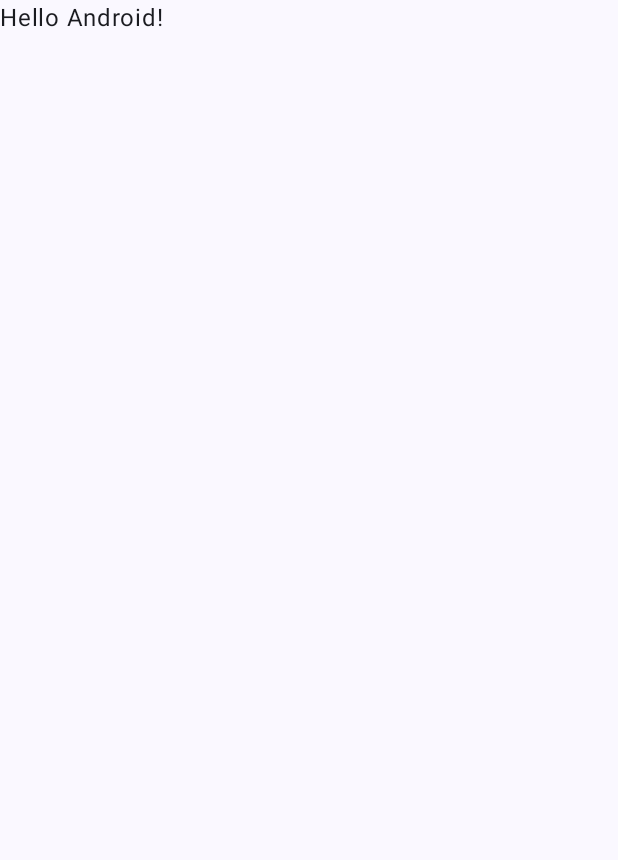
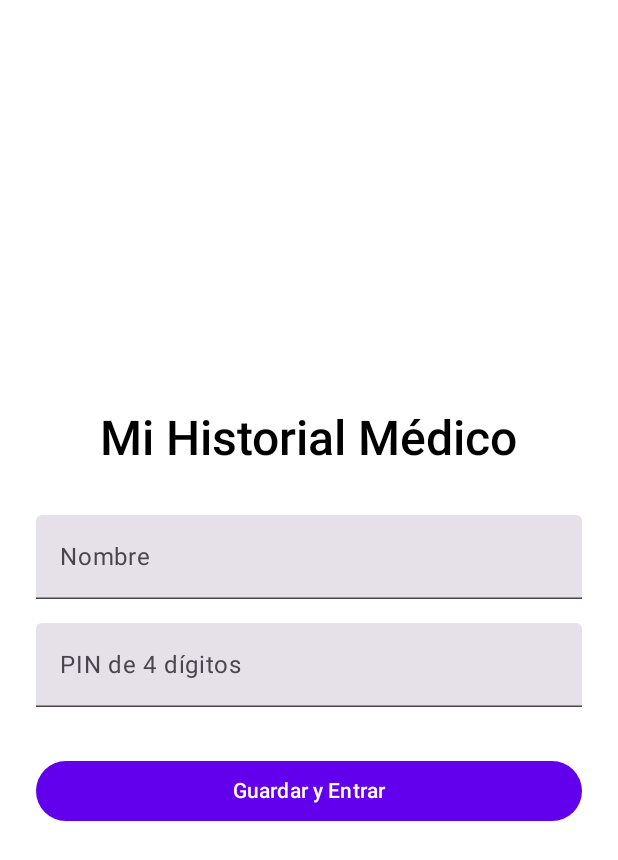
Before and after one commit to Maginan0132/HistorialMedico, an Android app built with Jetpack Compose: the screen it shows after launch (MainActivity), on a phone screen of 412 x 824 dp. Before the commit the part shown is almost empty. Shown: the top 860 px of the screen. Run offline under Robolectric (Android 15) with nearby library versions, the phone set to English and light mode, and no system bars.

Commit message:
Commit inicial con las pantallas, funcionalidad básica + animación

```diff
--- a/app/src/main/java/com/unie/historialMedico/MainActivity.kt
+++ b/app/src/main/java/com/unie/historialMedico/MainActivity.kt
@@ -7,10 +7,8 @@ import androidx.activity.enableEdgeToEdge
 import androidx.compose.foundation.layout.fillMaxSize
 import androidx.compose.foundation.layout.padding
 import androidx.compose.material3.Scaffold
-import androidx.compose.material3.Text
-import androidx.compose.runtime.Composable
 import androidx.compose.ui.Modifier
-import androidx.compose.ui.tooling.preview.Preview
+import com.unie.historialMedico.ui.navigation.AppNavigation
 import com.unie.historialMedico.ui.theme.MyApplicationTheme
 
 class MainActivity : ComponentActivity() {
@@ -20,28 +18,9 @@ class MainActivity : ComponentActivity() {
         setContent {
             MyApplicationTheme {
                 Scaffold(modifier = Modifier.fillMaxSize()) { innerPadding ->
-                    Greeting(
-                        name = "Android",
-                        modifier = Modifier.padding(innerPadding)
-                    )
+                    AppNavigation(modifier = Modifier.padding(innerPadding))
                 }
             }
         }
     }
 }
-
-@Composable
-fun Greeting(name: String, modifier: Modifier = Modifier) {
-    Text(
-        text = "Hello $name!",
-        modifier = modifier
-    )
-}
-
-@Preview(showBackground = true)
-@Composable
-fun GreetingPreview() {
-    MyApplicationTheme {
-        Greeting("Android")
-    }
-}
--- /dev/null
+++ b/app/src/main/java/com/unie/historialMedico/ui/navigation/AppNavigation.kt
@@ -0,0 +1,54 @@
+package com.unie.historialMedico.ui.navigation
+
+import androidx.compose.animation.ExperimentalSharedTransitionApi
+import androidx.compose.animation.SharedTransitionLayout
+import androidx.compose.runtime.Composable
+import androidx.compose.ui.Modifier
+import androidx.navigation.NavType
+import androidx.navigation.compose.NavHost
+import androidx.navigation.compose.composable
+import androidx.navigation.compose.rememberNavController
+import androidx.navigation.navArgument
+import com.unie.historialMedico.ui.records.MedicalRecordDetailScreen
+import com.unie.historialMedico.ui.records.MedicalRecordsScreen
+import com.unie.historialMedico.ui.welcome.WelcomeScreen
+
+@OptIn(ExperimentalSharedTransitionApi::class)
+@Composable
+fun AppNavigation(modifier: Modifier = Modifier) {
+    val navController = rememberNavController()
+
+    SharedTransitionLayout {
+        NavHost(navController = navController, startDestination = "welcome") {
+            composable("welcome") {
+                WelcomeScreen(
+                    modifier = modifier,
+                    onNavigateToRecords = { navController.navigate("records") }
+                )
+            }
+            composable("records") {
+                this@SharedTransitionLayout.MedicalRecordsScreen(
+                    modifier = modifier,
+                    animatedVisibilityScope = this@composable,
+                    onRecordClick = { record ->
+                        navController.navigate("recordDetail/${record.id}/${record.description}")
+                    }
+                )
+            }
+            composable(
+                route = "recordDetail/{recordId}/{description}",
+                arguments = listOf(
+                    navArgument("recordId") { type = NavType.IntType },
+                    navArgument("description") { type = NavType.StringType }
+                )
+            ) { backStackEntry ->
+                this@SharedTransitionLayout.MedicalRecordDetailScreen(
+                    recordId = backStackEntry.arguments?.getInt("recordId") ?: 0,
+                    description = backStackEntry.arguments?.getString("description") ?: "",
+                    animatedVisibilityScope = this@composable,
+                    onNavigateUp = { navController.navigateUp() }
+                )
+            }
+        }
+    }
+}
--- a/app/src/main/java/com/unie/historialMedico/ui/theme/Color.kt
+++ b/app/src/main/java/com/unie/historialMedico/ui/theme/Color.kt
@@ -2,10 +2,13 @@ package com.unie.historialMedico.ui.theme
 
 import androidx.compose.ui.graphics.Color
 
-val Purple80 = Color(0xFFD0BCFF)
-val PurpleGrey80 = Color(0xFFCCC2DC)
-val Pink80 = Color(0xFFEFB8C8)
-
-val Purple40 = Color(0xFF6650a4)
-val PurpleGrey40 = Color(0xFF625b71)
-val Pink40 = Color(0xFF7D5260)
+val background = Color(0xFFFFFFFF)
+val primary = Color(0xFF6200EE)
+val primaryVariant = Color(0xFF3700B3)
+val secondary = Color(0xFF03DAC6)
+val secondaryVariant = Color(0xFF018786)
+val onPrimary = Color.White
+val onSecondary = Color.Black
+val onBackground = Color.Black
+val onError = Color.White
+val error = Color(0xFFB00020)
--- a/app/src/main/java/com/unie/historialMedico/ui/theme/Theme.kt
+++ b/app/src/main/java/com/unie/historialMedico/ui/theme/Theme.kt
@@ -1,53 +1,49 @@
 package com.unie.historialMedico.ui.theme
 
 import android.app.Activity
-import android.os.Build
 import androidx.compose.foundation.isSystemInDarkTheme
 import androidx.compose.material3.MaterialTheme
-import androidx.compose.material3.darkColorScheme
-import androidx.compose.material3.dynamicDarkColorScheme
-import androidx.compose.material3.dynamicLightColorScheme
 import androidx.compose.material3.lightColorScheme
 import androidx.compose.runtime.Composable
-import androidx.compose.ui.platform.LocalContext
+import androidx.compose.runtime.SideEffect
+import androidx.compose.ui.graphics.toArgb
+import androidx.compose.ui.platform.LocalView
+import androidx.core.view.WindowCompat
 
-private val DarkColorScheme = darkColorScheme(
-    primary = Purple80,
-    secondary = PurpleGrey80,
-    tertiary = Pink80
+private val LightColorScheme = lightColorScheme(
+    primary = primary,
+    primaryContainer = primaryVariant,
+    secondary = secondary,
+    secondaryContainer = secondaryVariant,
+    background = background,
+    surface = background, // Surface color is often the same as background
+    error = error,
+    onPrimary = onPrimary,
+    onSecondary = onSecondary,
+    onBackground = onBackground,
+    onSurface = onBackground,
+    onError = onError
 )
 
-private val LightColorScheme = lightColorScheme(
-    primary = Purple40,
-    secondary = PurpleGrey40,
-    tertiary = Pink40
-
-    /* Other default colors to override
-    background = Color(0xFFFFFBFE),
-    surface = Color(0xFFFFFBFE),
-    onPrimary = Color.White,
-    onSecondary = Color.White,
-    onTertiary = Color.White,
-    onBackground = Color(0xFF1C1B1F),
-    onSurface = Color(0xFF1C1B1F),
-    */
-)
+// In DisneyMotions, there is no specific dark theme, we will use the light one for both.
+// You can define a darkColorScheme later if needed.
+private val DarkColorScheme = LightColorScheme
 
 @Composable
 fun MyApplicationTheme(
     darkTheme: Boolean = isSystemInDarkTheme(),
-    // Dynamic color is available on Android 12+
-    dynamicColor: Boolean = true,
     content: @Composable () -> Unit
 ) {
-    val colorScheme = when {
-        dynamicColor && Build.VERSION.SDK_INT >= Build.VERSION_CODES.S -> {
-            val context = LocalContext.current
-            if (darkTheme) dynamicDarkColorScheme(context) else dynamicLightColorScheme(context)
+    val colorScheme = if (darkTheme) DarkColorScheme else LightColorScheme
+
+    val view = LocalView.current
+    if (!view.isInEditMode) {
+        SideEffect {
+            val window = (view.context as Activity).window
+            window.statusBarColor = colorScheme.primary.toArgb()
+            // The DisneyMotions app has a light status bar text. Let's force it.
+            WindowCompat.getInsetsController(window, view).isAppearanceLightStatusBars = false
         }
-
-        darkTheme -> DarkColorScheme
-        else -> LightColorScheme
     }
 
     MaterialTheme(
--- a/app/src/main/java/com/unie/historialMedico/ui/theme/Type.kt
+++ b/app/src/main/java/com/unie/historialMedico/ui/theme/Type.kt
@@ -8,27 +8,109 @@ import androidx.compose.ui.unit.sp
 
 // Set of Material typography styles to start with
 val Typography = Typography(
+    displayLarge = TextStyle(
+        fontFamily = FontFamily.Default,
+        fontWeight = FontWeight.Bold,
+        fontSize = 57.sp,
+        lineHeight = 64.sp,
+        letterSpacing = (-0.25).sp,
+    ),
+    displayMedium = TextStyle(
+        fontFamily = FontFamily.Default,
+        fontWeight = FontWeight.Bold,
+        fontSize = 45.sp,
+        lineHeight = 52.sp,
+        letterSpacing = 0.sp
+    ),
+    displaySmall = TextStyle(
+        fontFamily = FontFamily.Default,
+        fontWeight = FontWeight.Bold,
+        fontSize = 36.sp,
+        lineHeight = 44.sp,
+        letterSpacing = 0.sp
+    ),
+    headlineLarge = TextStyle(
+        fontFamily = FontFamily.Default,
+        fontWeight = FontWeight.SemiBold,
+        fontSize = 32.sp,
+        lineHeight = 40.sp,
+        letterSpacing = 0.sp
+    ),
+    headlineMedium = TextStyle(
+        fontFamily = FontFamily.Default,
+        fontWeight = FontWeight.SemiBold,
+        fontSize = 28.sp,
+        lineHeight = 36.sp,
+        letterSpacing = 0.sp
+    ),
+    headlineSmall = TextStyle(
+        fontFamily = FontFamily.Default,
+        fontWeight = FontWeight.SemiBold,
+        fontSize = 24.sp,
+        lineHeight = 32.sp,
+        letterSpacing = 0.sp
+    ),
+    titleLarge = TextStyle(
+        fontFamily = FontFamily.Default,
+        fontWeight = FontWeight.SemiBold,
+        fontSize = 22.sp,
+        lineHeight = 28.sp,
+        letterSpacing = 0.sp
+    ),
+    titleMedium = TextStyle(
+        fontFamily = FontFamily.Default,
+        fontWeight = FontWeight.SemiBold,
+        fontSize = 16.sp,
+        lineHeight = 24.sp,
+        letterSpacing = 0.15.sp
+    ),
+    titleSmall = TextStyle(
+        fontFamily = FontFamily.Default,
+        fontWeight = FontWeight.Bold,
+        fontSize = 14.sp,
+        lineHeight = 20.sp,
+        letterSpacing = 0.1.sp
+    ),
     bodyLarge = TextStyle(
         fontFamily = FontFamily.Default,
         fontWeight = FontWeight.Normal,
         fontSize = 16.sp,
         lineHeight = 24.sp,
         letterSpacing = 0.5.sp
-    )
-    /* Other default text styles to override
-    titleLarge = TextStyle(
+    ),
+    bodyMedium = TextStyle(
         fontFamily = FontFamily.Default,
         fontWeight = FontWeight.Normal,
-        fontSize = 22.sp,
-        lineHeight = 28.sp,
-        letterSpacing = 0.sp
+        fontSize = 14.sp,
+        lineHeight = 20.sp,
+        letterSpacing = 0.25.sp
+    ),
+    bodySmall = TextStyle(
+        fontFamily = FontFamily.Default,
+        fontWeight = FontWeight.Normal,
+        fontSize = 12.sp,
+        lineHeight = 16.sp,
+        letterSpacing = 0.4.sp
+    ),
+    labelLarge = TextStyle(
+        fontFamily = FontFamily.Default,
+        fontWeight = FontWeight.SemiBold,
+        fontSize = 14.sp,
+        lineHeight = 20.sp,
+        letterSpacing = 0.1.sp
+    ),
+    labelMedium = TextStyle(
+        fontFamily = FontFamily.Default,
+        fontWeight = FontWeight.SemiBold,
+        fontSize = 12.sp,
+        lineHeight = 16.sp,
+        letterSpacing = 0.5.sp
     ),
     labelSmall = TextStyle(
         fontFamily = FontFamily.Default,
-        fontWeight = FontWeight.Medium,
+        fontWeight = FontWeight.SemiBold,
         fontSize = 11.sp,
         lineHeight = 16.sp,
         letterSpacing = 0.5.sp
     )
-    */
 )
--- /dev/null
+++ b/app/src/main/java/com/unie/historialMedico/ui/welcome/WelcomeScreen.kt
@@ -0,0 +1,100 @@
+package com.unie.historialMedico.ui.welcome
+
+import androidx.compose.foundation.layout.Arrangement
+import androidx.compose.foundation.layout.Column
+import androidx.compose.foundation.layout.Spacer
+import androidx.compose.foundation.layout.fillMaxSize
+import androidx.compose.foundation.layout.fillMaxWidth
+import androidx.compose.foundation.layout.height
+import androidx.compose.foundation.layout.padding
+import androidx.compose.foundation.text.KeyboardOptions
+import androidx.compose.material3.Button
+import androidx.compose.material3.MaterialTheme
+import androidx.compose.material3.Text
+import androidx.compose.material3.TextField
+import androidx.compose.runtime.Composable
+import androidx.compose.runtime.LaunchedEffect
+import androidx.compose.runtime.getValue
+import androidx.compose.runtime.mutableStateOf
+import androidx.compose.runtime.remember
+import androidx.compose.runtime.setValue
+import androidx.compose.ui.Alignment
+import androidx.compose.ui.Modifier
+import androidx.compose.ui.platform.LocalContext
+import androidx.compose.ui.text.input.KeyboardType
+import androidx.compose.ui.text.input.PasswordVisualTransformation
+import androidx.compose.ui.tooling.preview.Preview
+import androidx.compose.ui.unit.dp
+import androidx.lifecycle.viewmodel.compose.viewModel
+import com.unie.historialMedico.ui.theme.MyApplicationTheme
+
+@Composable
+fun WelcomeScreen(
+    modifier: Modifier = Modifier,
+    onNavigateToRecords: () -> Unit,
+    welcomeViewModel: WelcomeViewModel = viewModel(factory = WelcomeViewModelFactory(LocalContext.current.applicationContext as android.app.Application))
+) {
+    var name by remember { mutableStateOf("") }
+    var pin by remember { mutableStateOf("") }
+
+    LaunchedEffect(Unit) {
+        val (loadedName, loadedPin) = welcomeViewModel.loadUser()
+        if (loadedName != null && loadedPin != null) {
+            name = loadedName
+            pin = loadedPin
+        }
+    }
+
+    Column(
+        modifier = modifier
+            .fillMaxSize()
+            .padding(horizontal = 24.dp),
+        verticalArrangement = Arrangement.Center,
+        horizontalAlignment = Alignment.CenterHorizontally
+    ) {
+        Text(
+            text = "Mi Historial Médico",
+            style = MaterialTheme.typography.headlineLarge
+        )
+        Spacer(modifier = Modifier.height(32.dp))
+        TextField(
+            value = name,
+            onValueChange = { name = it },
+            label = { Text("Nombre") },
+            modifier = Modifier.fillMaxWidth(),
+            textStyle = MaterialTheme.typography.bodyLarge
+        )
+        Spacer(modifier = Modifier.height(16.dp))
+        TextField(
+            value = pin,
+            onValueChange = { if (it.length <= 4) pin = it },
+            label = { Text("PIN de 4 dígitos") },
+            modifier = Modifier.fillMaxWidth(),
+            keyboardOptions = KeyboardOptions(keyboardType = KeyboardType.NumberPassword),
+            visualTransformation = PasswordVisualTransformation(),
+            textStyle = MaterialTheme.typography.bodyLarge
+        )
+        Spacer(modifier = Modifier.height(32.dp))
+        Button(
+            onClick = {
+                welcomeViewModel.saveUser(name, pin)
+                onNavigateToRecords()
+            },
+            modifier = Modifier.fillMaxWidth()
+        ) {
+            Text(
+                text = "Guardar y Entrar",
+                style = MaterialTheme.typography.labelLarge
+            )
+        }
+    }
+}
+
+@Preview(showBackground = true)
+@Composable
+fun WelcomeScreenPreview() {
+    MyApplicationTheme {
+        // In preview, we don't have a real ViewModel, so we pass a dummy lambda.
+        WelcomeScreen(onNavigateToRecords = {})
+    }
+}
--- /dev/null
+++ b/app/src/main/java/com/unie/historialMedico/ui/welcome/WelcomeViewModel.kt
@@ -0,0 +1,35 @@
+package com.unie.historialMedico.ui.welcome
+
+import android.app.Application
+import android.content.Context
+import androidx.lifecycle.ViewModel
+import androidx.lifecycle.ViewModelProvider
+
+class WelcomeViewModel(private val application: Application) : ViewModel() {
+
+    private val sharedPreferences = application.getSharedPreferences("user_prefs", Context.MODE_PRIVATE)
+
+    fun saveUser(name: String, pin: String) {
+        with(sharedPreferences.edit()) {
+            putString("USER_NAME", name)
+            putString("USER_PIN", pin)
+            apply()
+        }
+    }
+
+    fun loadUser(): Pair<String?, String?> {
+        val name = sharedPreferences.getString("USER_NAME", null)
+        val pin = sharedPreferences.getString("USER_PIN", null)
+        return Pair(name, pin)
+    }
+}
+
+class WelcomeViewModelFactory(private val application: Application) : ViewModelProvider.Factory {
+    override fun <T : ViewModel> create(modelClass: Class<T>): T {
+        if (modelClass.isAssignableFrom(WelcomeViewModel::class.java)) {
+            @Suppress("UNCHECKED_CAST")
+            return WelcomeViewModel(application) as T
+        }
+        throw IllegalArgumentException("Unknown ViewModel class")
+    }
+}
```
Also changed, not shown: app/build.gradle.kts (+4 -3 lines), app/src/main/java/com/unie/historialMedico/data/MedicalRecord.kt (added, +7 -0 lines), app/src/main/java/com/unie/historialMedico/ui/records/MedicalRecordDetailScreen.kt (added, +57 -0 lines), app/src/main/java/com/unie/historialMedico/ui/records/MedicalRecordsScreen.kt (added, +124 -0 lines), app/src/main/java/com/unie/historialMedico/ui/records/MedicalRecordsViewModel.kt (added, +34 -0 lines), gradle/libs.versions.toml (+7 -1 lines), settings.gradle.kts (+3 -8 lines), app/src/main/java/com/unie/historialMedico/data/AppDatabase.kt (added), app/src/main/java/com/unie/historialMedico/data/MedicalRecordDao.kt (added), app/src/main/java/com/unie/historialMedico/data/MedicalRecordRepository.kt (added), 1 other file.
